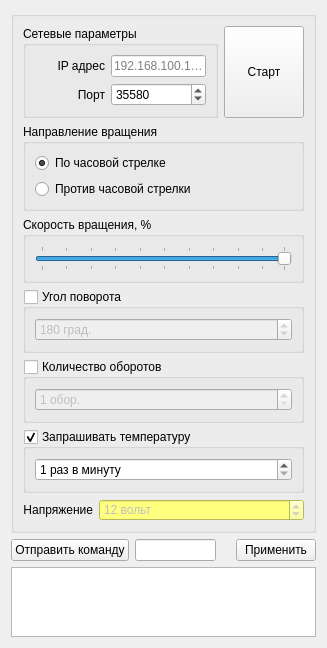
Qt form test_1/engine_control.ui (breton75/MAX) before a commit.
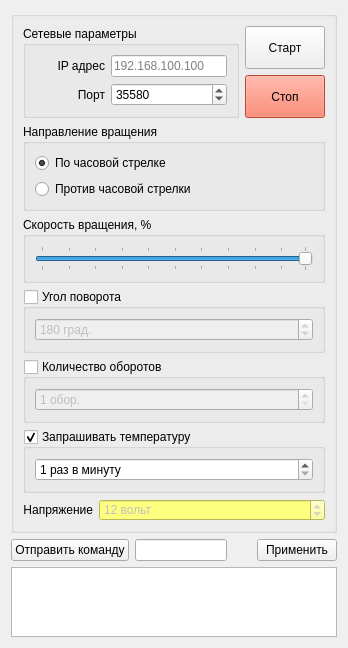
The same form after that commit.

Commit message: добавлена обработка команды направления вращения двигателя. в проект добавлена форма engine_control взамен динамического создания виджетов. обнаружены недочеты, которые надо исправить

The edit to the form file:
```diff
--- a/test_1/engine_control.ui
+++ b/test_1/engine_control.ui
@@ -6,14 +6,14 @@
    <rect>
     <x>0</x>
     <y>0</y>
-    <width>327</width>
+    <width>348</width>
     <height>581</height>
    </rect>
   </property>
   <property name="windowTitle">
    <string>Form</string>
   </property>
-  <layout class="QVBoxLayout" name="verticalLayout_7">
+  <layout class="QVBoxLayout" name="verticalLayout_8">
    <item>
     <widget class="QGroupBox" name="gbMain">
      <property name="sizePolicy">
@@ -25,7 +25,7 @@
      <property name="title">
       <string/>
      </property>
-     <layout class="QVBoxLayout" name="verticalLayout">
+     <layout class="QVBoxLayout" name="verticalLayout_7">
       <item>
        <layout class="QHBoxLayout" name="horizontalLayout_5">
         <item>
@@ -116,7 +116,9 @@
          </widget>
         </item>
         <item>
-         <widget class="QPushButton" name="bnStartStop">
+         <layout class="QVBoxLayout" name="verticalLayout">
+          <item>
+           <widget class="QPushButton" name="bnStart">
           <property name="sizePolicy">
            <sizepolicy hsizetype="Minimum" vsizetype="Expanding">
             <horstretch>0</horstretch>
@@ -126,10 +128,25 @@
           <property name="text">
            <string>Старт</string>
           </property>
-          <property name="checkable">
-           <bool>true</bool>
-          </property>
-         </widget>
+           </widget>
+          </item>
+          <item>
+           <widget class="QPushButton" name="bnStop">
+            <property name="sizePolicy">
+             <sizepolicy hsizetype="Minimum" vsizetype="Expanding">
+              <horstretch>0</horstretch>
+              <verstretch>0</verstretch>
+             </sizepolicy>
+            </property>
+            <property name="styleSheet">
+             <string notr="true">background-color: tomato;</string>
+            </property>
+            <property name="text">
+             <string>Стоп</string>
+            </property>
+           </widget>
+          </item>
+         </layout>
         </item>
        </layout>
       </item>
```
Left out of the diff: 6 changed lines with no effect on the pictures. Lines whose indentation alone changed are shown as unchanged. The commit also changes 5 other files.
